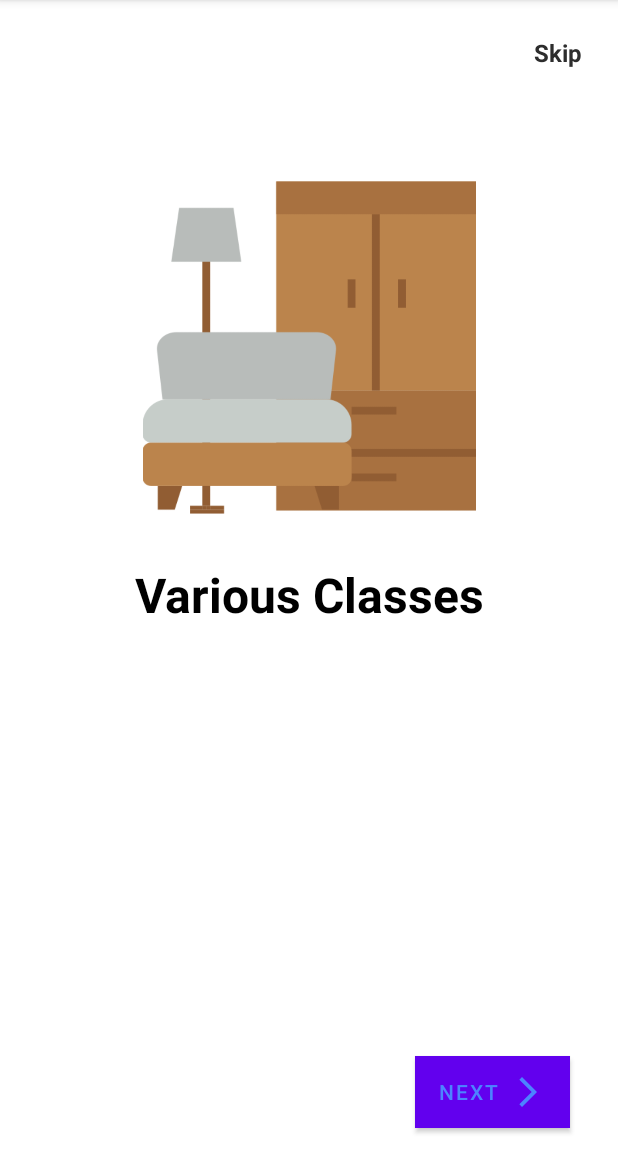
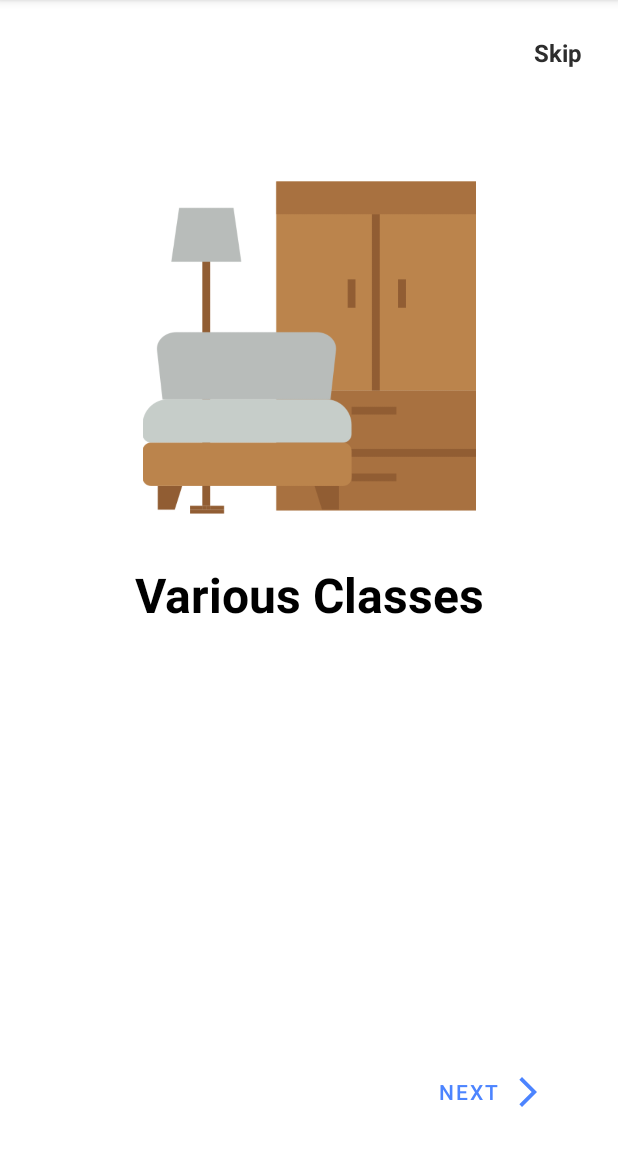
Before and after one commit to frostdev03/Furnitura, an Android app: the screen it shows after launch (IntroActivity), on a phone screen of 412 x 824 dp, the part 84-1236 px from its top. Run offline under Robolectric (Android 15) with nearby library versions, the phone set to English and light mode, and no system bars.

Commit message:
oboarding done

```diff
--- a/app/src/main/res/layout/activity_intro.xml
+++ b/app/src/main/res/layout/activity_intro.xml
@@ -1,5 +1,6 @@
 <?xml version="1.0" encoding="utf-8"?>
-<androidx.constraintlayout.widget.ConstraintLayout xmlns:android="http://schemas.android.com/apk/res/android"
+<androidx.constraintlayout.widget.ConstraintLayout
+    xmlns:android="http://schemas.android.com/apk/res/android"
     xmlns:app="http://schemas.android.com/apk/res-auto"
     xmlns:tools="http://schemas.android.com/tools"
     android:layout_width="match_parent"
@@ -26,7 +27,7 @@
         android:layout_marginEnd="32dp"
         android:layout_marginRight="32dp"
         android:layout_marginBottom="16dp"
-        android:background="@color/white"
+        android:background="?attr/selectableItemBackground"
         android:drawableEnd="@drawable/ic_baseline_arrow_forward_ios_24"
         android:drawableTint="@color/gradient_start_col"
         app:layout_constraintBottom_toBottomOf="parent"
```
